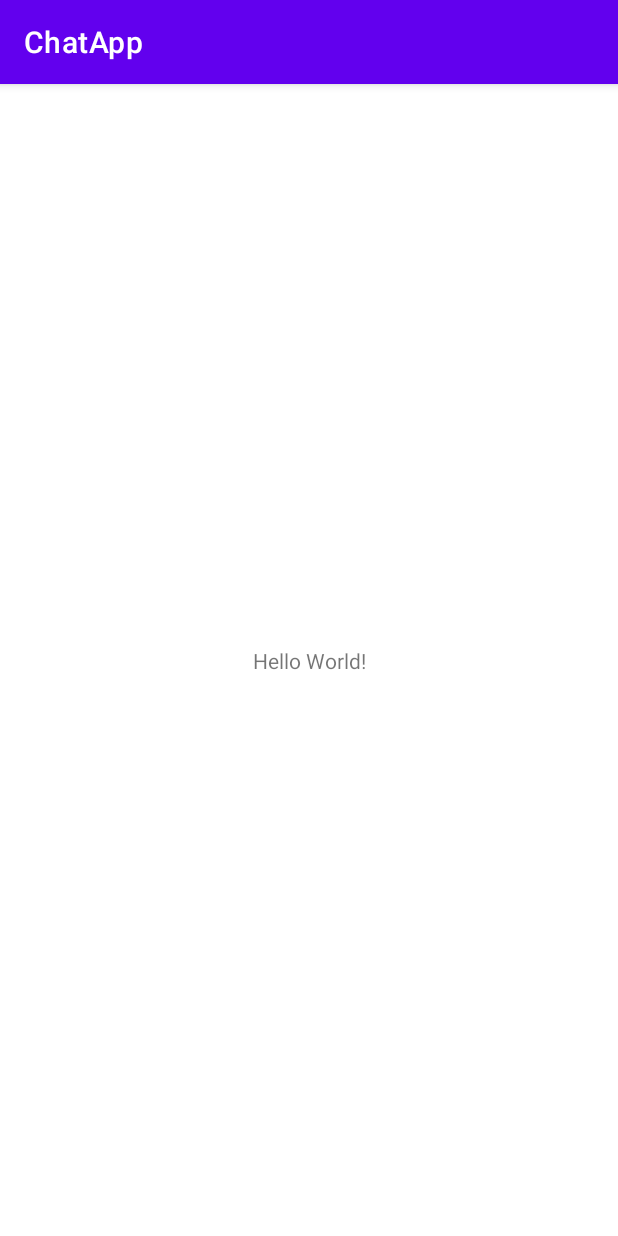
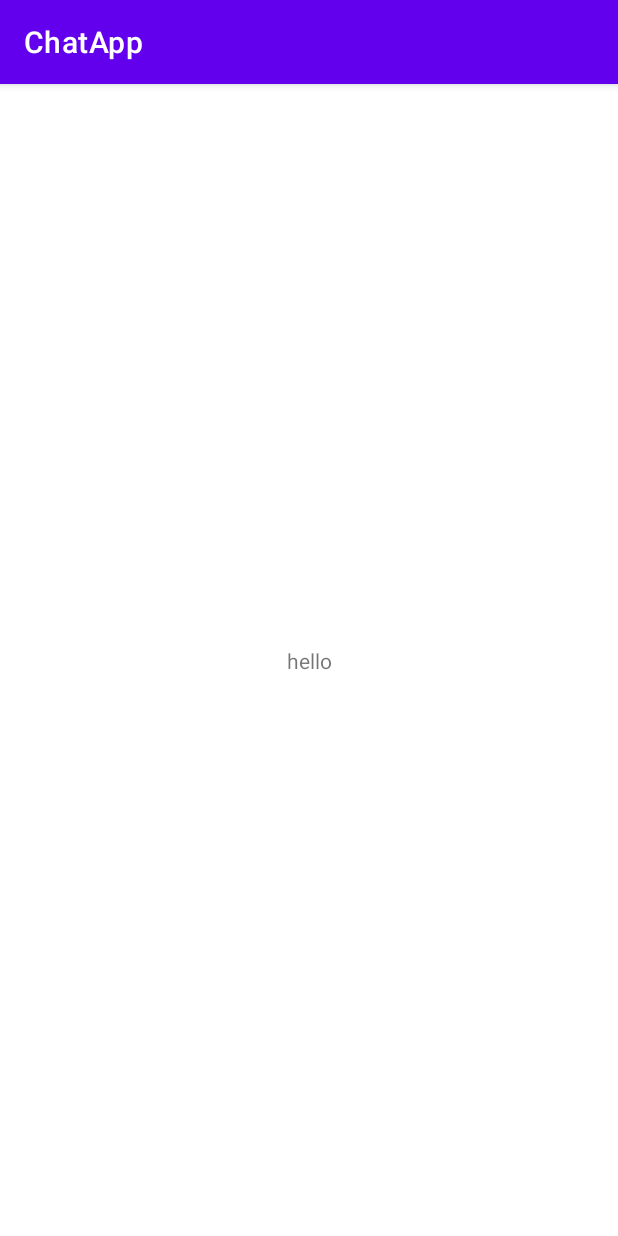
Before and after one commit to justincodestoday/Mandalorian, an Android app: the screen it shows after launch (MainActivity), on a phone screen of 412 x 824 dp. Run offline under Robolectric (Android 15) with nearby library versions, the light colour scheme and no system bars.

Commit message:
design activity

```diff
--- a/app/src/main/res/layout/activity_main.xml
+++ b/app/src/main/res/layout/activity_main.xml
@@ -9,10 +9,13 @@
     <TextView
         android:layout_width="wrap_content"
         android:layout_height="wrap_content"
-        android:text="Hello World!"
+        android:text="@string/hello"
         app:layout_constraintBottom_toBottomOf="parent"
         app:layout_constraintEnd_toEndOf="parent"
         app:layout_constraintStart_toStartOf="parent"
-        app:layout_constraintTop_toTopOf="parent" />
+        app:layout_constraintTop_toTopOf="parent"
+       />
+
+
 
 </androidx.constraintlayout.widget.ConstraintLayout>
--- a/app/src/main/res/values/strings.xml
+++ b/app/src/main/res/values/strings.xml
@@ -1,3 +1,4 @@
 <resources>
     <string name="app_name">ChatApp</string>
+    <string name="hello">hello</string>
 </resources>
```
